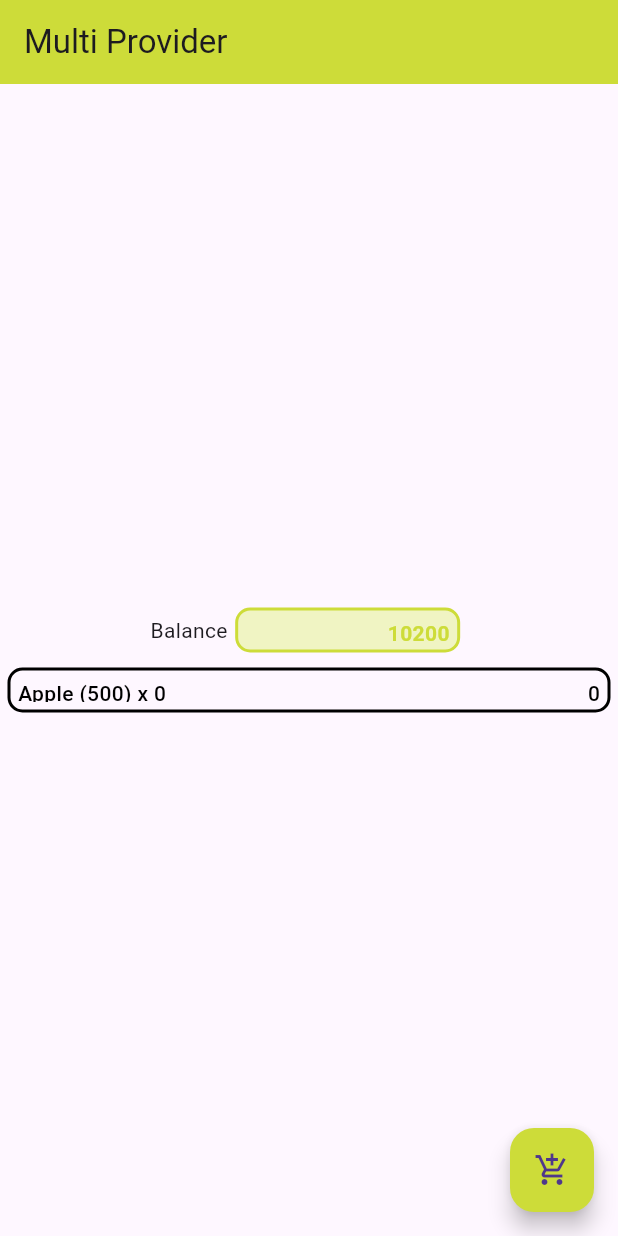
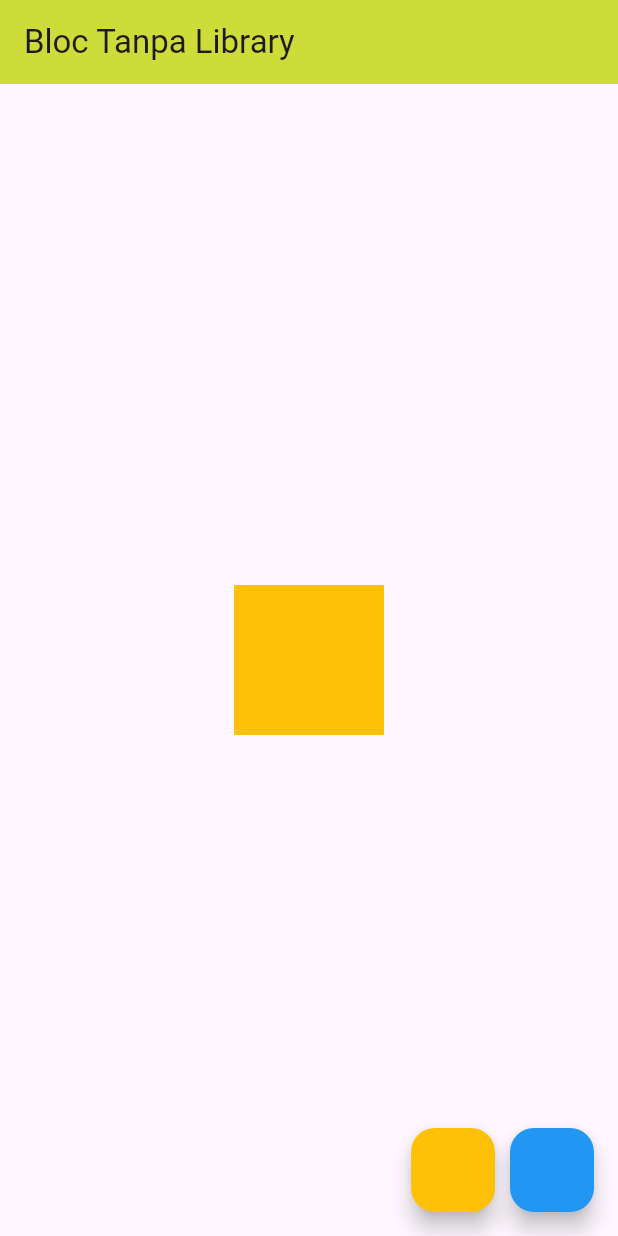
Before and after one commit to yabsiraditya/learn-flutter, a Flutter app: the screen it shows after launch, on a phone screen of 412 x 824 dp. Run offline on Flutter 3.47's test engine with Material 3 defaults, Android fonts, the phone set to English and light mode, and no system bars; our stand-ins replace audioplayers, bloc, flutter_bloc, qr_flutter, shared_preferences; missing offline and left inert: flutter_barcode_scanner; accounts and stored records are empty.

Commit message:
update learn-flutter

```diff
--- /dev/null
+++ b/lib/blocSM.dart
@@ -0,0 +1,54 @@
+import 'package:flutter/material.dart';
+import 'package:flutter_bloc/flutter_bloc.dart';
+import 'package:learn_flutter/colorBloc.dart';
+
+class BlockSM extends StatefulWidget {
+  const BlockSM({super.key});
+
+  @override
+  State<BlockSM> createState() => _BlockSMState();
+}
+
+class _BlockSMState extends State<BlockSM> {
+  @override
+  Widget build(BuildContext context) {
+    return Scaffold(
+      floatingActionButton: Row(
+        mainAxisAlignment: MainAxisAlignment.end,
+        children: <Widget>[
+          FloatingActionButton(
+            backgroundColor: Colors.amber,
+            onPressed: () {
+              context.read<ColorBloc>().add(ColorEvent.to_amber);
+            },
+          ),
+          SizedBox(
+            width: 10,
+          ),
+          FloatingActionButton(
+            backgroundColor: Colors.blue,
+            onPressed: () {
+              context.read<ColorBloc>().add(ColorEvent.to_blue);
+            },
+          ),
+        ],
+      ),
+      appBar: AppBar(
+        title: Text("Bloc Tanpa Library"),
+        backgroundColor: Colors.lime,
+      ),
+      body: Center(
+        child: BlocBuilder<ColorBloc, Color>(
+          builder: (context, color) {
+            return AnimatedContainer(
+              duration: Duration(milliseconds: 500),
+              width: 100,
+              height: 100,
+              color: color,
+            );
+          },
+        ),
+      ),
+    );
+  }
+}
--- /dev/null
+++ b/lib/colorBloc.dart
@@ -0,0 +1,47 @@
+import 'dart:async';
+import 'package:flutter/material.dart';
+import 'package:bloc/bloc.dart';
+
+enum ColorEvent { to_amber, to_blue }
+
+class ColorBloc extends Bloc<ColorEvent, Color> {
+  ColorBloc() : super(Colors.amber) {
+    // Registering event handlers
+
+    on<ColorEvent>((event, emit) {
+      if (event == ColorEvent.to_amber) {
+        emit(Colors.amber); // Emit new color state when toAmber is triggered
+      } else if (event == ColorEvent.to_blue) {
+        emit(Colors.blue); // Emit new color state when toBlue is triggered
+      }
+    });
+  }
+
+  // Color _color = Colors.amber;
+
+  // StreamController<ColorEvent> _evenController = StreamController<ColorEvent>();
+  // StreamSink<ColorEvent> get eventSink => _evenController.sink;
+
+  // StreamController<Color> _stateController = StreamController<Color>();
+  // StreamSink<Color> get _stateSink => _stateController.sink;
+  // Stream<Color> get stateStream => _stateController.stream;
+
+  // void _mapEventToState(ColorEvent colorEvent) {
+  //   if (colorEvent == ColorEvent.to_amber) {
+  //     _color = Colors.amber;
+  //   } else {
+  //     _color = Colors.blue;
+  //   }
+
+  //   _stateSink.add(_color);
+  // }
+
+  // ColorBloc() {
+  //   _evenController.stream.listen(_mapEventToState);
+  // }
+
+  // void dispose() {
+  //   _evenController.close();
+  //   _stateController.close();
+  // }
+}
--- a/lib/main.dart
+++ b/lib/main.dart
@@ -1,5 +1,7 @@
 import 'package:flutter/material.dart';
-import 'package:learn_flutter/multiProvider.dart';
+import 'package:flutter_bloc/flutter_bloc.dart';
+import 'package:learn_flutter/blocSM.dart';
+import 'package:learn_flutter/colorBloc.dart';
 
 void main() => runApp(MyApp());
 
@@ -8,7 +10,10 @@ class MyApp extends StatelessWidget {
   Widget build(BuildContext context) {
     return MaterialApp(
       debugShowCheckedModeBanner: false,
-      home: MultiProviderMain(),
+      home: BlocProvider<ColorBloc>(
+        create: (BuildContext context) => ColorBloc(),
+        child: BlockSM(),
+      ),
     );
   }
 }
--- a/pubspec.yaml
+++ b/pubspec.yaml
@@ -42,6 +42,7 @@ dependencies:
   http: ^1.2.2
   shared_preferences: ^2.3.2
   provider: ^6.1.2
+  flutter_bloc: ^8.1.6
 
 
 dev_dependencies:
```
Also changed, not shown: pubspec.lock.
